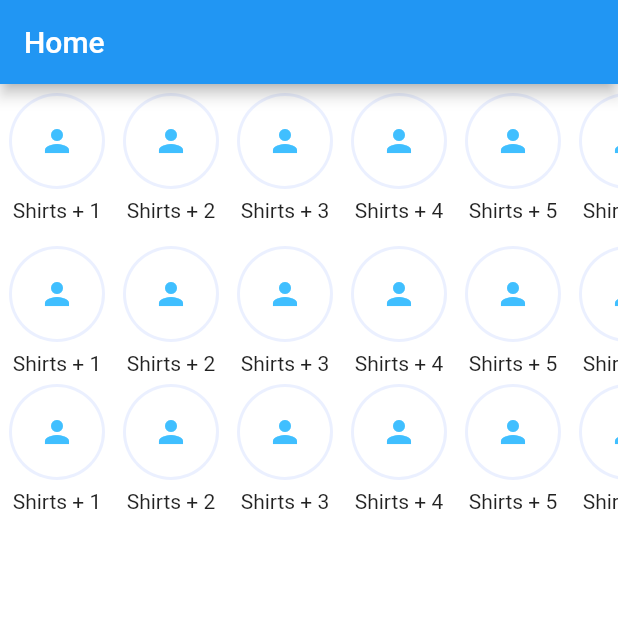
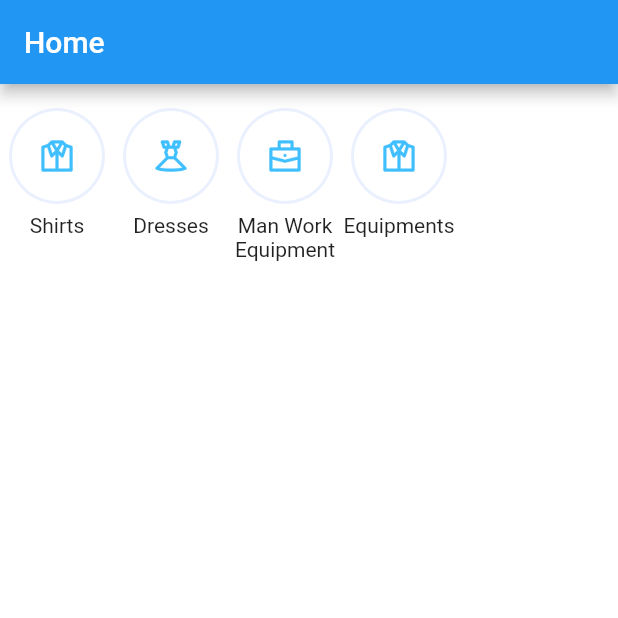
Before and after one commit to Youssefguba/new_project_sat26, a Flutter app: the HomeScreen screen opened directly, on a phone screen of 412 x 824 dp, the top half of it. Run offline on Flutter 3.47's test engine with Material 2 defaults, Android fonts, the phone set to English and light mode, and no system bars; our stand-ins replace dio, lottie, shared_preferences; accounts and stored records are empty.

```diff
--- a/lib/features/home/screens/home_screen.dart
+++ b/lib/features/home/screens/home_screen.dart
@@ -1,7 +1,26 @@
 import 'package:flutter/material.dart';
 
 class HomeScreen extends StatelessWidget {
-  const HomeScreen({Key? key}) : super(key: key);
+  HomeScreen({Key? key}) : super(key: key);
+
+  final listOfCategories = [
+    {
+      'icon': 'assets/images/shirt.png',
+      'text': 'Shirts',
+    },
+    {
+      'icon': 'assets/images/dress.png',
+      'text': 'Dresses',
+    },
+    {
+      'icon': 'assets/images/man_bag.png',
+      'text': 'Man Work Equipment',
+    },
+    {
+      'icon': 'assets/images/shirt.png',
+      'text': 'Equipments',
+    },
+  ];
 
   @override
   Widget build(BuildContext context) {
@@ -15,31 +34,43 @@ class HomeScreen extends StatelessWidget {
           // Slider
 
           // Category
+          /// 2 ways to do a for loop with Widgets :
+
+          /// first way
           SingleChildScrollView(
             scrollDirection: Axis.horizontal,
             child: Row(
               children: [
-                for (var i = 0; i < 50; i++) CategoryItemWidget(i: i),
+                // for (var i = 0; i < listOfCategories.length; i++)
+                //   CategoryItemWidget(
+                //     data: listOfCategories[i],
+                //   ),
               ],
             ),
           ),
           SizedBox(height: 10),
-          SingleChildScrollView(
-            scrollDirection: Axis.horizontal,
-            child: Row(
-              children: List.generate(50, (i) => CategoryItemWidget(i: i)),
-            ),
-          ),
+
+          /// second way
+          // SingleChildScrollView(
+          //   scrollDirection: Axis.horizontal,
+          //   child: Row(
+          //     children: List.generate(50, (i) => CategoryItemWidget(i: i)),
+          //   ),
+          // ),
 
           Container(
             height: 120,
             child: ListView.builder(
+              itemCount: listOfCategories.length,
               scrollDirection: Axis.horizontal,
               itemBuilder: (context, index) {
-                return CategoryItemWidget(i: index);
+                return CategoryItemWidget(
+                  data: listOfCategories[index],
+                );
               },
             ),
           ),
+
           // Flash Sale
         ],
       ),
@@ -48,11 +79,12 @@ class HomeScreen extends StatelessWidget {
 }
 
 class CategoryItemWidget extends StatelessWidget {
-  final int i;
   const CategoryItemWidget({
     super.key,
-    required this.i,
+    required this.data,
   });
+
+  final Map<String, dynamic> data;
 
   @override
   Widget build(BuildContext context) {
@@ -66,14 +98,22 @@ class CategoryItemWidget extends StatelessWidget {
             child: CircleAvatar(
               radius: 30,
               backgroundColor: Colors.white,
-              child: Icon(
-                Icons.person,
-                color: Color(0xff40BFFF),
+              child: Image.asset(data['icon'],
+              height: 25,
               ),
             ),
           ),
         ),
-        Text('Shirts + ${i + 1}'),
+        SizedBox(
+          width: 75,
+          child: Text(
+            data['text'],
+            maxLines: 2,
+            textAlign: TextAlign.center,
+
+
+          ),
+        ),
       ],
     );
   }
```
Also changed, not shown: assets/images/dress.png (added), assets/images/man_bag.png (added), assets/images/shirt.png (added).
